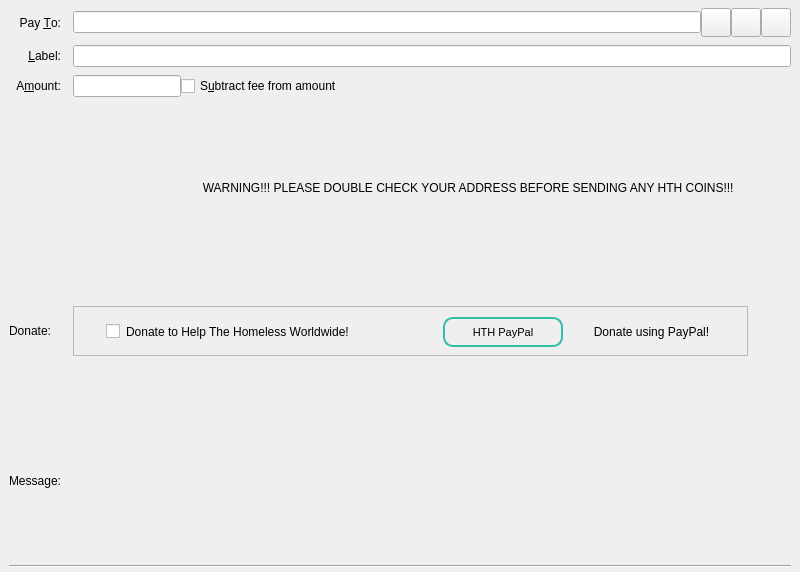
Qt form src/qt/forms/sendcoinsentry.ui (HTHcoin/helpthehomelesscoin) before a commit.
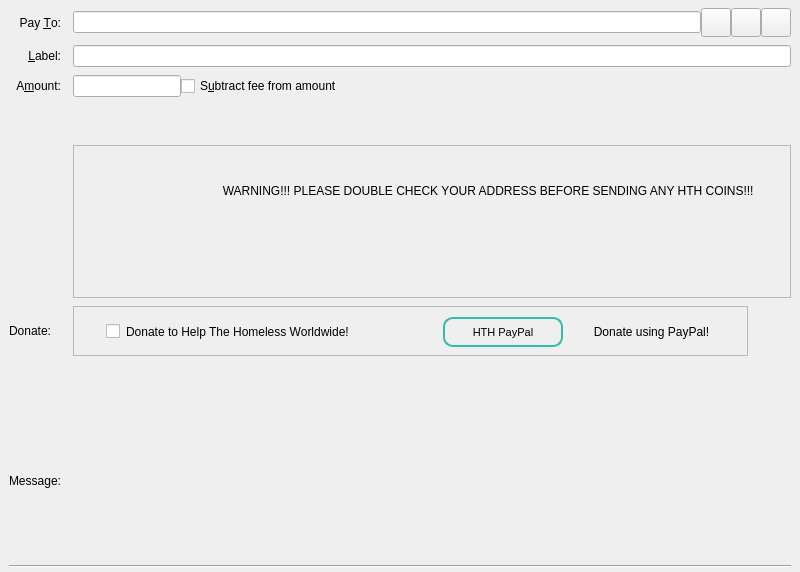
The same form after that commit. Custom widgets are drawn as their Qt base class.

Diff of the .ui file:
```diff
--- a/src/qt/forms/sendcoinsentry.ui
+++ b/src/qt/forms/sendcoinsentry.ui
@@ -371,14 +371,20 @@
      </widget>
     </item>
     <item row="4" column="1">
-     <widget class="QWidget" name="widget" native="true">
+     <widget class="QFrame" name="frame_Warning">
+      <property name="frameShape">
+       <enum>QFrame::StyledPanel</enum>
+      </property>
+      <property name="frameShadow">
+       <enum>QFrame::Raised</enum>
+      </property>
       <widget class="QLabel" name="label_2">
        <property name="geometry">
         <rect>
-         <x>0</x>
-         <y>0</y>
-         <width>724</width>
-         <height>85</height>
+         <x>20</x>
+         <y>20</y>
+         <width>671</width>
+         <height>51</height>
         </rect>
        </property>
        <property name="styleSheet">
```
Left out of the diff: 408 changed lines with no effect on the pictures.
